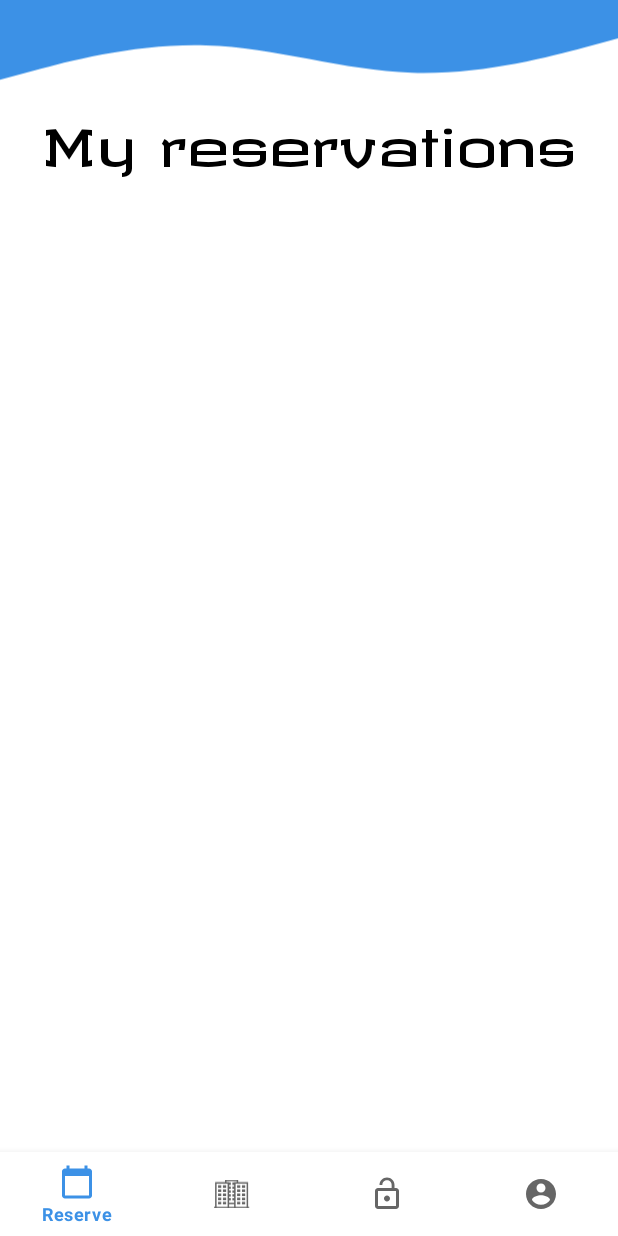
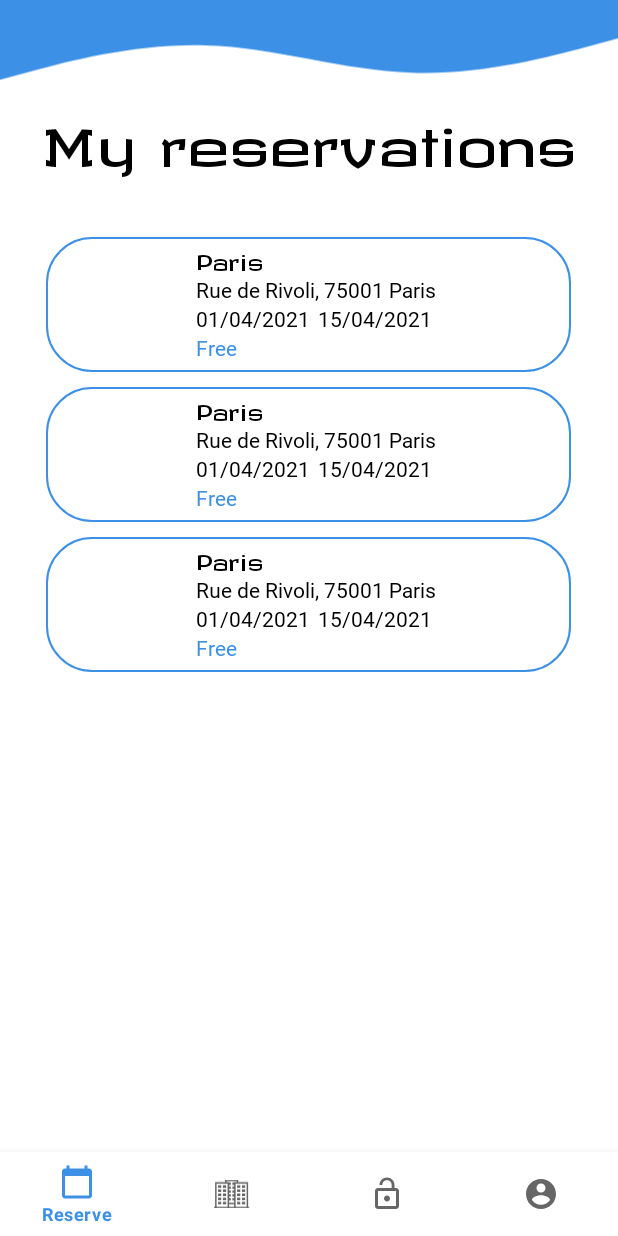
Before and after one commit to TheoG71/fablabApp, an Android app: the fragment MyReservationsFragment placed in its activity, on a phone screen of 412 x 824 dp. Run offline under Robolectric (Android 15) with nearby library versions, the phone set to English and light mode, and no system bars; pictures from the network do not load.

Commit message:
My reservations list ok !

```diff
--- a/app/build.gradle
+++ b/app/build.gradle
@@ -44,5 +44,4 @@ dependencies {
     implementation 'info.androidhive:fontawesome:0.0.5'
     implementation 'com.android.volley:volley:1.1.1'
     implementation 'com.mikhaellopez:circularimageview:4.2.0'
-    compile "com.android.support:support-v4:+"
 }
--- a/app/src/main/AndroidManifest.xml
+++ b/app/src/main/AndroidManifest.xml
@@ -5,6 +5,7 @@
     <uses-permission android:name="android.permission.BLUETOOTH" />
     <uses-permission android:name="android.permission.BLUETOOTH_ADMIN" />
     <uses-permission android:name="android.permission.ACCESS_FINE_LOCATION" />
+    <uses-permission android:name="android.permission.INTERNET"/>
 
     <application
         android:allowBackup="true"
--- a/app/src/main/java/com/example/fablabapp/MyReservationsFragment.java
+++ b/app/src/main/java/com/example/fablabapp/MyReservationsFragment.java
@@ -1,17 +1,63 @@
 package com.example.fablabapp;
 
+import android.net.Uri;
 import android.os.Bundle;
 import android.view.LayoutInflater;
 import android.view.View;
 import android.view.ViewGroup;
+import android.widget.ListView;
 
 import androidx.annotation.Nullable;
 import androidx.fragment.app.Fragment;
 
+import java.util.ArrayList;
+
 public class MyReservationsFragment extends Fragment {
+
+
     @Nullable
     @Override
     public View onCreateView(LayoutInflater inflater, @Nullable ViewGroup container, @Nullable Bundle savedInstanceState) {
-        return inflater.inflate(R.layout.fragment_my_reservations, container, false);
+
+        View rootView = inflater.inflate(R.layout.fragment_my_reservations, container, false);
+
+        ListView listView = (ListView) rootView.findViewById(R.id.listView);
+
+        listView.findViewById(R.id.listView);
+        ArrayList<ReservationsData> arrayList = new ArrayList<>();
+
+        // Get all reservation
+        // Make loop
+
+        arrayList.add(new ReservationsData(
+                Uri.parse("https://cdn.pixabay.com/photo/2013/04/11/19/46/building-102840_960_720.jpg"),
+                "Paris",
+                "Rue de Rivoli, 75001 Paris",
+                "01/04/2021",
+                "15/04/2021",
+                "Free"));
+
+        arrayList.add(new ReservationsData(
+                Uri.parse("https://cdn.pixabay.com/photo/2013/04/11/19/46/building-102840_960_720.jpg"),
+                "Paris",
+                "Rue de Rivoli, 75001 Paris",
+                "01/04/2021",
+                "15/04/2021",
+                "Free"));
+
+        arrayList.add(new ReservationsData(
+                Uri.parse("https://cdn.pixabay.com/photo/2013/04/11/19/46/building-102840_960_720.jpg"),
+                "Paris",
+                "Rue de Rivoli, 75001 Paris",
+                "01/04/2021",
+                "15/04/2021",
+                "Free"));
+
+        ReservationsDataAdapter reservationsDataAdapter = new ReservationsDataAdapter(getActivity(), R.layout.custom_list_reservations, arrayList);
+
+        listView.setAdapter(reservationsDataAdapter);
+
+        return rootView;
+
     }
 }
--- /dev/null
+++ b/app/src/main/java/com/example/fablabapp/ReservationsData.java
@@ -0,0 +1,71 @@
+package com.example.fablabapp;
+
+import android.net.Uri;
+
+public class ReservationsData {
+
+    Uri thumbnail;
+    String name;
+    String address;
+    String start_date;
+    String end_date;
+    String apart_sate;
+
+    public ReservationsData(Uri thumbnail, String name, String address, String start_date, String end_date, String apart_sate) {
+        this.thumbnail = thumbnail;
+        this.name = name;
+        this.address = address;
+        this.start_date = start_date;
+        this.end_date = end_date;
+        this.apart_sate = apart_sate;
+    }
+
+
+    public Uri getThumbnail() {
+        return thumbnail;
+    }
+
+    public void setThumbnail(Uri thumbnail) {
+        this.thumbnail = thumbnail;
+    }
+
+    public String getName() {
+        return name;
+    }
+
+    public void setName(String name) {
+        this.name = name;
+    }
+
+    public String getAddress() {
+        return address;
+    }
+
+    public void setAddress(String address) {
+        this.address = address;
+    }
+
+    public String getStart_date() {
+        return start_date;
+    }
+
+    public void setStart_date(String start_date) {
+        this.start_date = start_date;
+    }
+
+    public String getEnd_date() {
+        return end_date;
+    }
+
+    public void setEnd_date(String end_date) {
+        this.end_date = end_date;
+    }
+
+    public String getApart_sate() {
+        return apart_sate;
+    }
+
+    public void setApart_sate(String apart_sate) {
+        this.apart_sate = apart_sate;
+    }
+}
--- /dev/null
+++ b/app/src/main/java/com/example/fablabapp/ReservationsDataAdapter.java
@@ -0,0 +1,52 @@
+package com.example.fablabapp;
+
+import android.content.Context;
+import android.view.LayoutInflater;
+import android.view.View;
+import android.view.ViewGroup;
+import android.widget.ArrayAdapter;
+import android.widget.ImageView;
+import android.widget.TextView;
+
+import androidx.annotation.NonNull;
+import androidx.annotation.Nullable;
+
+import java.util.ArrayList;
+
+public class ReservationsDataAdapter extends ArrayAdapter<ReservationsData> {
+
+    private Context mContext;
+    private  int mResource;
+
+    public ReservationsDataAdapter(@NonNull Context context, int resource, @NonNull ArrayList<ReservationsData> objects) {
+        super(context, resource, objects);
+        this.mContext = context;
+        this.mResource = resource;
+    }
+
+
+
+    @NonNull
+    @Override
+    public View getView(int position, @Nullable View convertView, @NonNull ViewGroup parent) {
+
+        LayoutInflater layoutInflater = LayoutInflater.from(mContext);
+        convertView = layoutInflater.inflate(mResource,parent,false);
+
+        ImageView imageView = convertView.findViewById(R.id.thumbnail);
+        TextView txtName = convertView.findViewById(R.id.title_name);
+        TextView txtAddress = convertView.findViewById(R.id.address);
+        TextView txtStartDate = convertView.findViewById(R.id.start_date);
+        TextView txtEndDate = convertView.findViewById(R.id.end_date);
+        TextView txtApartState = convertView.findViewById(R.id.state);
+
+        imageView.setImageURI(getItem(position).getThumbnail());
+        txtName.setText(getItem(position).getName());
+        txtAddress.setText(getItem(position).getAddress());
+        txtStartDate.setText(getItem(position).getStart_date());
+        txtEndDate.setText(getItem(position).getEnd_date());
+        txtApartState.setText(getItem(position).getApart_sate());
+        return convertView;
+    }
+
+}
--- /dev/null
+++ b/app/src/main/res/drawable/custom_list_style.xml
@@ -0,0 +1,7 @@
+<?xml version="1.0" encoding="utf-8"?>
+<shape xmlns:android="http://schemas.android.com/apk/res/android" android:shape="rectangle" >
+    <solid android:color="@android:color/white" />
+    <stroke android:width="1dip" android:color="@color/blue"/>
+    <corners android:radius="30dp"/>
+
+</shape>
--- /dev/null
+++ b/app/src/main/res/drawable/custom_rounded_image.xml
@@ -0,0 +1,7 @@
+<?xml version="1.0" encoding="utf-8"?>
+<shape xmlns:android="http://schemas.android.com/apk/res/android" android:shape="rectangle" >
+
+    <solid android:color="@color/red"/>
+    <corners android:radius="30dp"/>
+
+</shape>
--- /dev/null
+++ b/app/src/main/res/layout/custom_list_reservations.xml
@@ -0,0 +1,73 @@
+<?xml version="1.0" encoding="utf-8"?>
+<RelativeLayout
+    xmlns:android="http://schemas.android.com/apk/res/android" android:layout_width="match_parent"
+    android:layout_height="match_parent"
+    android:paddingTop="10dp">
+
+    <RelativeLayout
+        android:layout_width="wrap_content"
+        android:layout_height="wrap_content"
+        android:background="@drawable/custom_list_style">
+
+
+        <ImageView
+            android:id="@+id/thumbnail"
+            android:layout_width="75dp"
+            android:layout_height="75dp"
+            android:layout_margin="7dp"
+            />
+
+        <RelativeLayout
+            android:layout_width="match_parent"
+            android:layout_height="wrap_content"
+            android:layout_toRightOf="@id/thumbnail"
+            android:layout_marginLeft="10dp"
+            android:layout_marginTop="7dp">
+
+            <TextView
+                android:id="@+id/title_name"
+                android:layout_width="wrap_content"
+                android:layout_height="wrap_content"
+                android:text="Name"
+                android:fontFamily="@font/revalia_regular"
+                android:textColor="@color/black"/>
+            <TextView
+                android:id="@+id/address"
+                android:layout_width="wrap_content"
+                android:layout_height="wrap_content"
+                android:text="Address, city, country"
+                android:fontFamily="@font/roboto_regular"
+                android:textColor="@color/black"
+                android:layout_below="@id/title_name"/>
+            <TextView
+                android:id="@+id/start_date"
+                android:layout_width="wrap_content"
+                android:layout_height="wrap_content"
+                android:text="Starting date"
+                android:fontFamily="@font/roboto_regular"
+                android:textColor="@color/black"
+                android:layout_below="@id/address"/>
+            <TextView
+                android:id="@+id/end_date"
+                android:layout_width="wrap_content"
+                android:layout_height="wrap_content"
+                android:text="End date"
+                android:fontFamily="@font/roboto_regular"
+                android:textColor="@color/black"
+                android:layout_toRightOf="@id/start_date"
+                android:layout_below="@id/address"
+                android:layout_marginLeft="5dp"/>
+            <TextView
+                android:id="@+id/state"
+                android:layout_width="wrap_content"
+                android:layout_height="wrap_content"
+                android:text="Apartment state"
+                android:fontFamily="@font/roboto_regular"
+                android:textColor="@color/blue"
+                android:layout_below="@id/start_date"/>
+
+        </RelativeLayout>
+
+    </RelativeLayout>
+
+</RelativeLayout>
--- a/app/src/main/res/layout/fragment_my_account.xml
+++ b/app/src/main/res/layout/fragment_my_account.xml
@@ -29,16 +29,17 @@
 
     <RelativeLayout
         android:id="@+id/content_account_img"
-        android:layout_width="wrap_content"
-        android:layout_height="wrap_content"
+        android:layout_width="70dp"
+        android:layout_height="70dp"
         android:layout_below="@+id/title"
         android:layout_marginTop="25dp"
         android:layout_centerHorizontal="true">
 
         <ImageView
             android:id="@+id/account_img"
-            android:layout_width="70dp"
-            android:layout_height="70dp"
+            android:layout_width="match_parent"
+            android:layout_height="match_parent"
+            android:adjustViewBounds="true"
             android:src="@drawable/default_pp"/>
 
     </RelativeLayout>
--- a/app/src/main/res/layout/fragment_my_reservations.xml
+++ b/app/src/main/res/layout/fragment_my_reservations.xml
@@ -27,5 +27,16 @@
         android:text="@string/title_my_reservations"
         />
 
+    <ListView
+        android:id="@+id/listView"
+        android:layout_width="350dp"
+        android:layout_height="wrap_content"
+        android:layout_below="@+id/title"
+        android:layout_marginTop="30dp"
+        android:layout_centerHorizontal="true"
+        android:divider="@null"
+        android:dividerHeight="0dp"
+        />
+
 
 </RelativeLayout>
--- a/app/src/main/res/values/dimens.xml
+++ /dev/null
@@ -1,5 +0,0 @@
-<resources>
-    <!-- Default screen margins, per the Android Design guidelines. -->
-    <dimen name="activity_horizontal_margin">16dp</dimen>
-    <dimen name="activity_vertical_margin">16dp</dimen>
-</resources>
--- a/build.gradle
+++ b/build.gradle
@@ -16,6 +16,9 @@ allprojects {
     repositories {
         google()
         jcenter()
+        maven {
+            url "https://maven.google.com"
+        }
     }
 }
 
```
